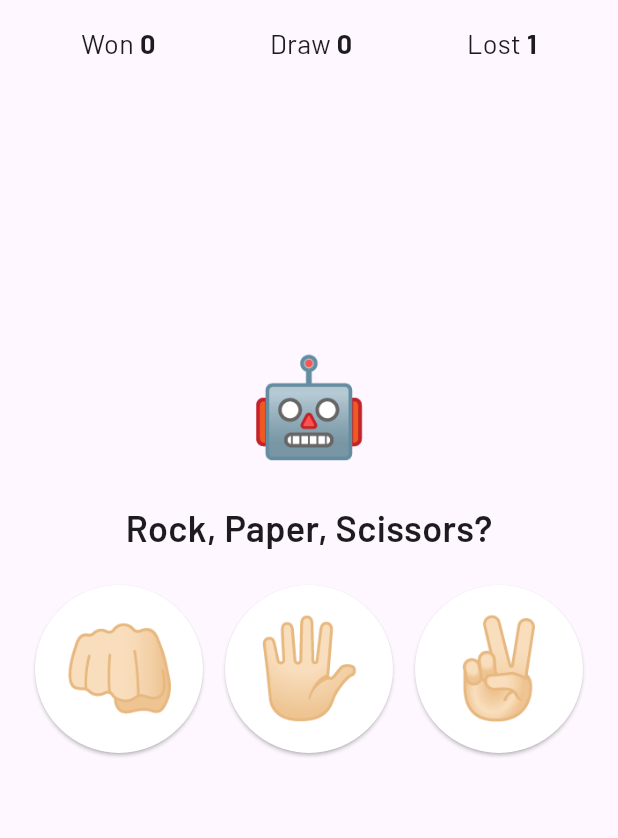
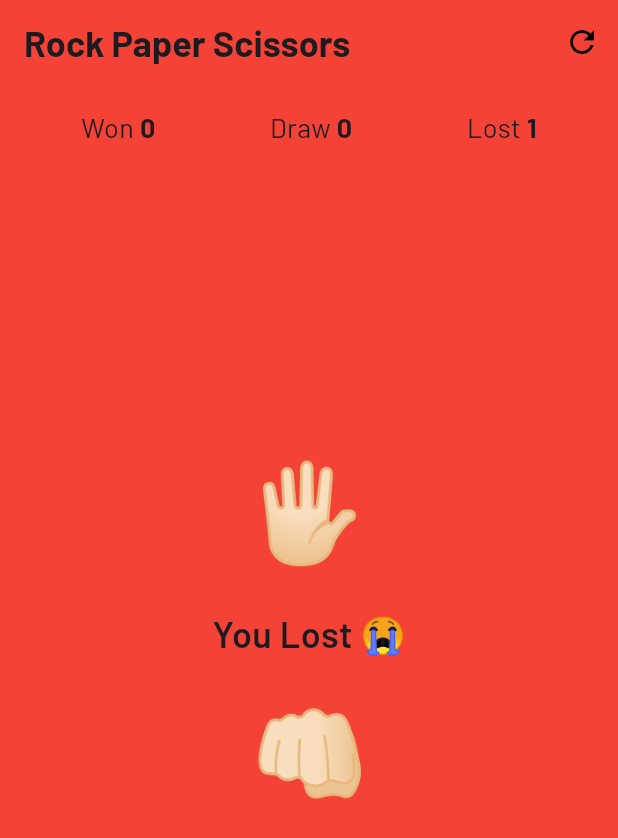
Before and after one commit to RidhaAF/rock_paper_scissors, a Flutter app: the screen it shows after launch, after a tap on "👊🏻", on a phone screen of 412 x 824 dp. Shown: the top 838 px of the screen. Run offline on Flutter 3.47's test engine with Material 2 defaults, Android fonts, the phone set to English and light mode, and no system bars; our stand-ins replace google_fonts.

Commit message:
fix: update home page

```diff
--- a/lib/pages/home/home_page.dart
+++ b/lib/pages/home/home_page.dart
@@ -1,5 +1,6 @@
 import 'dart:math';
 
+import 'package:flutter/foundation.dart';
 import 'package:flutter/material.dart';
 import 'package:rock_paper_scissors/utilities/constants.dart';
 
@@ -25,8 +26,9 @@ class _HomePageState extends State<HomePage> {
     paper: rock,
     scissors: paper,
   };
+  String winner = '';
 
-  String determineWinner(String userChoice, String botChoice) {
+  String _determineWinner(String userChoice, String botChoice) {
     if (userChoice == botChoice) {
       return 'draw';
     } else if (winConditions[userChoice] == botChoice) {
@@ -38,11 +40,17 @@ class _HomePageState extends State<HomePage> {
 
   void _scoreCounter(String newUserChoice) {
     final newBotChoice = choices[Random().nextInt(choices.length)];
-    final winner = determineWinner(userChoice, newBotChoice);
 
     setState(() {
       userChoice = newUserChoice;
       botChoice = newBotChoice;
+      winner = _determineWinner(userChoice, botChoice);
+
+      if (kDebugMode) {
+        print('userChoice: $userChoice');
+        print('botChoice: $botChoice');
+        print('winner: $winner');
+      }
 
       if (winner == 'draw') {
         draw++;
@@ -54,9 +62,56 @@ class _HomePageState extends State<HomePage> {
     });
   }
 
+  void _restartGame() {
+    setState(() {
+      userChoice = '';
+      botChoice = '';
+      winner = '';
+    });
+  }
+
+  Color? _getBackgroundColor() {
+    switch (winner) {
+      case 'draw':
+        return mutedColor;
+      case 'won':
+        return greenColor;
+      case 'lost':
+        return redColor;
+      default:
+        return null;
+    }
+  }
+
   @override
   Widget build(BuildContext context) {
     return Scaffold(
+      appBar: AppBar(
+        title: Text(
+          'Rock Paper Scissors',
+          style: TextStyle(
+            fontSize: 24,
+            fontWeight: bold,
+          ),
+          textScaleFactor: 1.0,
+        ),
+        actions: [
+          winner != ''
+              ? IconButton(
+                  onPressed: () {
+                    _restartGame();
+                  },
+                  tooltip: 'Restart',
+                  icon: Icon(
+                    Icons.refresh,
+                    color: blackColor,
+                  ),
+                )
+              : Container(),
+        ],
+        backgroundColor: _getBackgroundColor(),
+      ),
+      backgroundColor: _getBackgroundColor(),
       body: ListView(
         children: [
           _scoreBoard(),
@@ -110,27 +165,62 @@ class _HomePageState extends State<HomePage> {
         child: Column(
           mainAxisAlignment: MainAxisAlignment.center,
           children: [
-            const Text(
-              '🤖',
-              style: TextStyle(
-                fontSize: 64,
-              ),
-              textScaleFactor: 1.0,
-            ),
+            _getBotChoice(),
             SizedBox(height: defaultMargin),
-            Text(
-              style: TextStyle(
-                fontSize: 24,
-                fontWeight: semiBold,
-              ),
-              'Rock, Paper, Scissors?',
-              textScaleFactor: 1.0,
-            ),
+            _getWinnerText(),
             SizedBox(height: defaultMargin),
-            _gameButton(),
+            _getUserChoice(),
           ],
         ),
       ),
+    );
+  }
+
+  Widget _getBotChoice() {
+    return Text(
+      botChoice == '' ? '🤖' : botChoice,
+      style: const TextStyle(
+        fontSize: 64,
+      ),
+      textScaleFactor: 1.0,
+    );
+  }
+
+  Widget _getWinnerText() {
+    switch (winner) {
+      case 'draw':
+        return _winnerText('Draw 🤝🏻');
+      case 'won':
+        return _winnerText('You Won 🥳');
+      case 'lost':
+        return _winnerText('You Lost 😭');
+      default:
+        return _winnerText('VS');
+    }
+  }
+
+  Widget _winnerText(String text) {
+    return Text(
+      text,
+      style: TextStyle(
+        fontSize: 24,
+        fontWeight: semiBold,
+      ),
+      textScaleFactor: 1.0,
+    );
+  }
+
+  _getUserChoice() {
+    return userChoice == '' ? _gameButton() : _userChoice();
+  }
+
+  Widget _userChoice() {
+    return Text(
+      userChoice,
+      style: const TextStyle(
+        fontSize: 64,
+      ),
+      textScaleFactor: 1.0,
     );
   }
 
```
